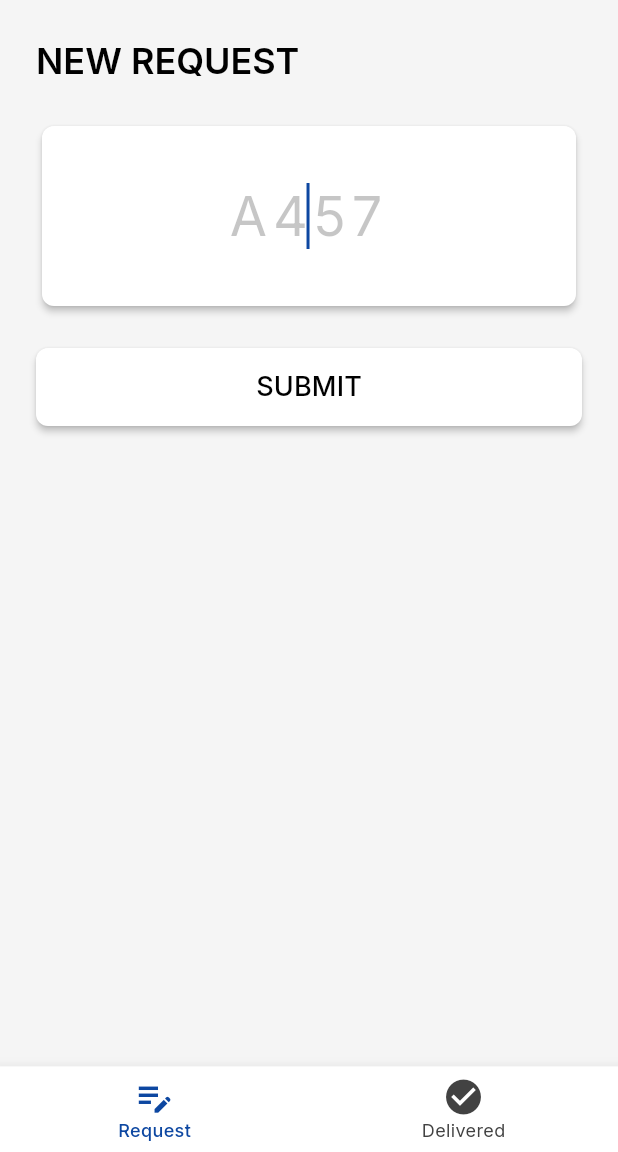
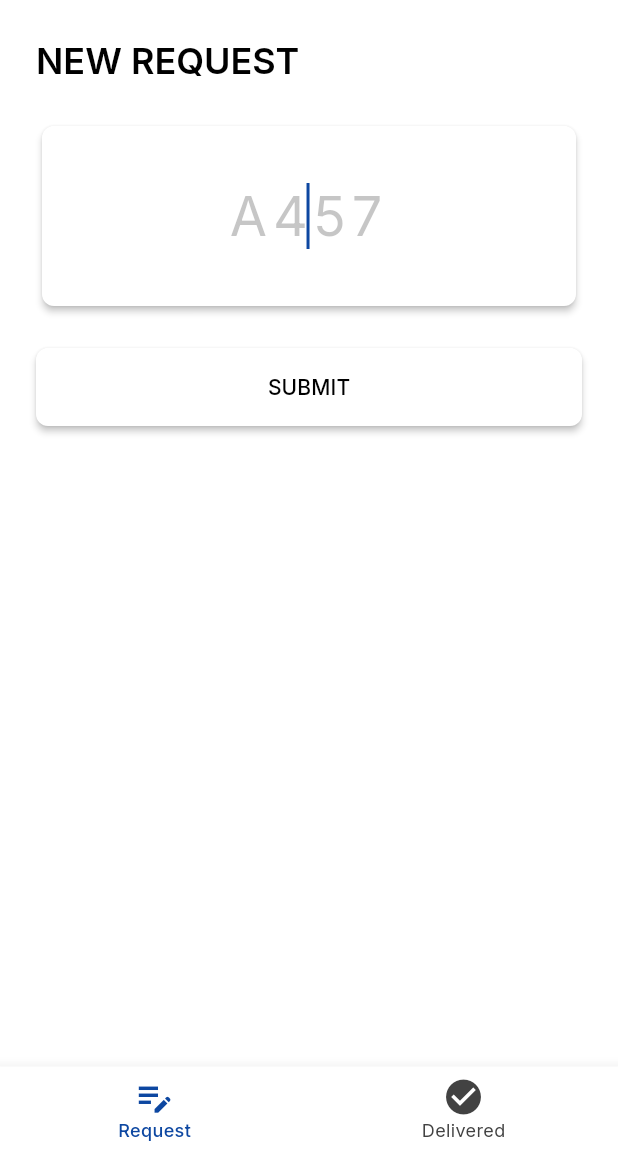
Before and after one commit to joemc3/poster-runner, a Flutter app: the screen it shows after launch, after a tap on "Front Desk", on a phone screen of 412 x 824 dp, the part 84-1236 px from its top. Run offline on Flutter 3.47's test engine with Material 3 defaults, Android fonts, the phone set to English and light mode, and no system bars; our stand-ins replace google_fonts, hive, hive_flutter; accounts and stored records are empty.

Commit message:
contrast tand theme changes

```diff
--- a/app/lib/screens/back_office/live_queue_screen.dart
+++ b/app/lib/screens/back_office/live_queue_screen.dart
@@ -117,7 +117,7 @@ class _LiveQueueScreenState extends State<LiveQueueScreen> {
     final textTheme = Theme.of(context).textTheme;
 
     return Scaffold(
-      backgroundColor: const Color(0xFFF5F5F5), // Light gray background
+      backgroundColor: colorScheme.surface, // Pure white (light) / Near black (dark) - per spec
       body: SafeArea(
         child: Column(
           crossAxisAlignment: CrossAxisAlignment.stretch,
@@ -261,7 +261,7 @@ class _LiveQueueScreenState extends State<LiveQueueScreen> {
                         child: Text(
                           receivedTime,
                           style: textTheme.bodySmall?.copyWith(
-                            color: colorScheme.neutral,
+                            color: colorScheme.onSurface, // True Black (light) / Pure White (dark) for proper contrast
                           ),
                         ),
                       ),
--- a/app/lib/screens/front_desk/delivered_audit_screen.dart
+++ b/app/lib/screens/front_desk/delivered_audit_screen.dart
@@ -90,7 +90,7 @@ class _DeliveredAuditScreenState extends State<DeliveredAuditScreen> {
     final textTheme = Theme.of(context).textTheme;
 
     return Scaffold(
-      backgroundColor: const Color(0xFFF5F5F5), // Light gray background
+      backgroundColor: colorScheme.surface, // Pure white (light) / Near black (dark) - per spec
       body: SafeArea(
         child: Column(
           crossAxisAlignment: CrossAxisAlignment.stretch,
@@ -152,7 +152,7 @@ class _DeliveredAuditScreenState extends State<DeliveredAuditScreen> {
         color: colorScheme.fulfilledTint,
         border: Border(
           bottom: BorderSide(
-            color: Theme.of(context).dividerTheme.color ?? Colors.grey[300]!,
+            color: colorScheme.divider,
             width: 1,
           ),
         ),
@@ -173,7 +173,7 @@ class _DeliveredAuditScreenState extends State<DeliveredAuditScreen> {
             Text(
               'Pulled: $pulledTime',
               style: textTheme.bodyMedium?.copyWith(
-                color: colorScheme.neutral,
+                color: colorScheme.onSurface, // True Black (light) / Pure White (dark) for proper contrast on tinted background
               ),
             ),
           ],
--- a/app/lib/screens/front_desk/request_entry_screen.dart
+++ b/app/lib/screens/front_desk/request_entry_screen.dart
@@ -92,7 +92,7 @@ class _RequestEntryScreenState extends State<RequestEntryScreen> {
     final textTheme = Theme.of(context).textTheme;
 
     return Scaffold(
-      backgroundColor: const Color(0xFFF5F5F5), // Light gray background
+      backgroundColor: colorScheme.surface, // Pure white (light) / Near black (dark) - per spec
       body: SafeArea(
         child: Padding(
           padding: const EdgeInsets.all(24.0),
@@ -157,9 +157,7 @@ class _RequestEntryScreenState extends State<RequestEntryScreen> {
                       )
                     : Text(
                         'SUBMIT',
-                        style: textTheme.labelLarge?.copyWith(
-                          fontSize: 18,
-                        ),
+                        style: textTheme.labelLarge,
                       ),
               ),
               const SizedBox(height: 32),
@@ -213,7 +211,7 @@ class _RequestEntryScreenState extends State<RequestEntryScreen> {
                 Text(
                   displayTime,
                   style: textTheme.bodySmall?.copyWith(
-                    color: colorScheme.neutral,
+                    color: colorScheme.onSurface, // True Black (light) / Pure White (dark) for proper contrast on tinted background
                   ),
                 ),
               ],
@@ -221,7 +219,9 @@ class _RequestEntryScreenState extends State<RequestEntryScreen> {
             const SizedBox(height: 8),
             Text(
               'Last: $_lastSubmittedPoster - Success.',
-              style: textTheme.bodyMedium,
+              style: textTheme.bodyMedium?.copyWith(
+                color: colorScheme.onSurface, // True Black (light) / Pure White (dark) for proper contrast on tinted background
+              ),
             ),
           ],
         ),
--- a/app/lib/screens/role_selection_screen.dart
+++ b/app/lib/screens/role_selection_screen.dart
@@ -1,6 +1,7 @@
 import 'package:flutter/material.dart';
 import 'front_desk/front_desk_home.dart';
 import 'back_office/back_office_home.dart';
+import '../theme/app_theme.dart';
 
 /// Role Selection Screen
 /// Allows user to choose between Front Desk and Back Office roles
@@ -20,7 +21,7 @@ class RoleSelectionScreen extends StatelessWidget {
     final textTheme = Theme.of(context).textTheme;
 
     return Scaffold(
-      backgroundColor: const Color(0xFFF5F5F5), // Light gray background
+      backgroundColor: colorScheme.surface, // Pure white (light) / Near black (dark) - per spec
       body: SafeArea(
         child: Padding(
           padding: const EdgeInsets.all(32.0),
@@ -47,9 +48,7 @@ class RoleSelectionScreen extends StatelessWidget {
               Text(
                 'Select Your Role',
                 style: textTheme.titleLarge?.copyWith(
-                  color: colorScheme.brightness == Brightness.light
-                    ? const Color(0xFF424242) // Dark Gray for light theme - 11.9:1 contrast
-                    : const Color(0xFFE0E0E0), // Light Gray for dark theme - 13.1:1 contrast
+                  color: colorScheme.neutral,
                 ),
                 textAlign: TextAlign.center,
               ),
@@ -153,9 +152,7 @@ class _RoleCard extends StatelessWidget {
                     Text(
                       description,
                       style: textTheme.bodyMedium?.copyWith(
-                        color: Theme.of(context).colorScheme.brightness == Brightness.light
-                          ? const Color(0xFF424242) // Dark Gray for light theme - 11.9:1 contrast
-                          : const Color(0xFFE0E0E0), // Light Gray for dark theme - 13.1:1 contrast
+                        color: Theme.of(context).colorScheme.neutral,
                       ),
                     ),
                   ],
--- a/app/lib/widgets/request_list_item.dart
+++ b/app/lib/widgets/request_list_item.dart
@@ -58,7 +58,7 @@ class RequestListItem extends StatelessWidget {
           decoration: BoxDecoration(
             border: Border(
               bottom: BorderSide(
-                color: Theme.of(context).dividerTheme.color ?? Colors.grey[300]!,
+                color: colorScheme.divider,
                 width: 1,
               ),
             ),
--- a/app/lib/widgets/status_badge.dart
+++ b/app/lib/widgets/status_badge.dart
@@ -42,8 +42,7 @@ class StatusBadge extends StatelessWidget {
           // Status icon for accessibility
           Text(
             status.icon,
-            style: TextStyle(
-              fontSize: 14,
+            style: Theme.of(context).textTheme.labelLarge?.copyWith(
               color: textColor,
             ),
           ),
```
Also changed, not shown: app/lib/screens/back_office/fulfilled_log_screen.dart (+13 -10 lines).
